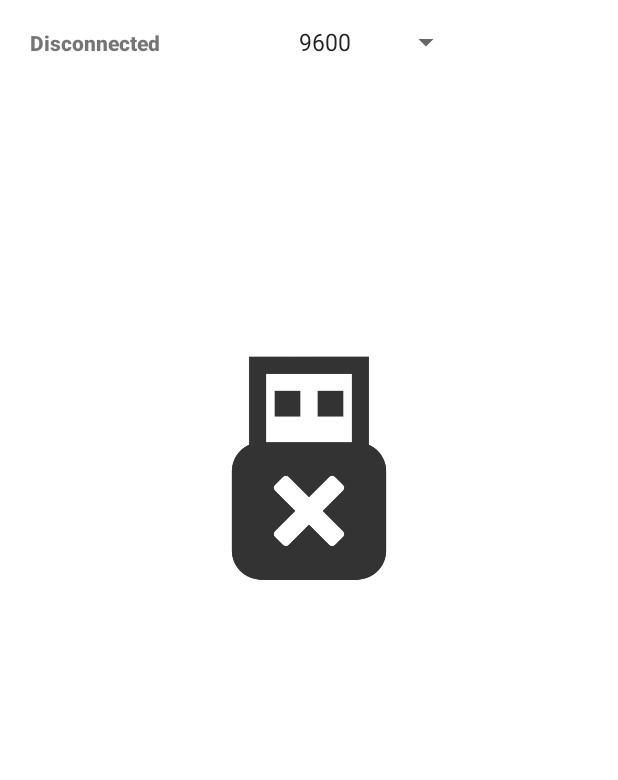
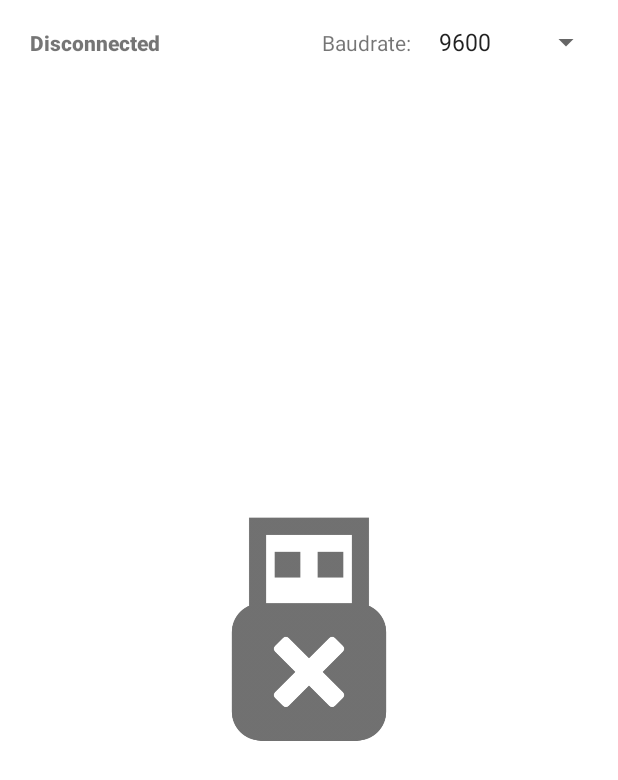
Before and after one commit to jagerlipton/BGAProfileSaver, an Android app: the screen it shows after launch (MainActivity), on a phone screen of 412 x 824 dp. Shown: the top 780 px of the screen. Run offline under Robolectric (Android 15) with nearby library versions, the phone set to English and light mode, and no system bars; libraries missing offline, so code that uses them is left out: com.felhr.usbserial; 1 statement that could not run was skipped.

Commit message:
edit5
вроде почти работает, добавлен прогрессбар.

```diff
--- a/app/src/main/java/com/jagerlipton/bgaprofilesaver/App.java
+++ b/app/src/main/java/com/jagerlipton/bgaprofilesaver/App.java
@@ -2,6 +2,7 @@ package com.jagerlipton.bgaprofilesaver;
 
 import android.app.Application;
 
+import androidx.lifecycle.LiveData;
 import androidx.lifecycle.MutableLiveData;
 
 import java.util.ArrayList;
@@ -17,18 +18,42 @@ public class App extends Application {
 
 
 //------------------------------------------------------------------------------------
+   // state Connection
+    private static MutableLiveData<Boolean> portState = new MutableLiveData<>(false);
 
-    private static MutableLiveData<Boolean> portConnected = new MutableLiveData<>(false);
-
-    public static MutableLiveData<Boolean> getPortStatus() {
-        return portConnected;
+    public static MutableLiveData<Boolean> isPortState() {
+        return portState;
     }
 
-    public static void setPortStatus(Boolean status) {
-        App.portConnected.postValue(status);
+    public static void setPortState(Boolean status) {
+        App.portState.postValue(status);
     }
 
 //------------------------------------------------------------------------------------
+    // state  1 - Clear; 2 - wait data; 3 - Fully views
+    private static MutableLiveData<Integer> screenState = new MutableLiveData<Integer>(1);
+
+    public static LiveData<Integer> getScreenState() {
+        return screenState;
+    }
+
+    public static void setScreenState(Integer status) {
+        App.screenState.postValue(status);
+    }
+
+//------------------------------------------------------------------------------------
+    // state Valid/Invalid editTexts
+    private static MutableLiveData<Boolean> validValuesState = new MutableLiveData<>(false);
+
+    public static MutableLiveData<Boolean> isValidValuesState() {
+        return validValuesState;
+    }
+
+    public static void setValidValues(Boolean validValues) {
+        App.validValuesState.postValue(validValues);
+    }
+//------------------------------------------------------------------------------------
+
 
     private static MutableLiveData<Integer> baudrateIndex = new MutableLiveData<>(0);
 
@@ -61,21 +86,15 @@ public class App extends Application {
         inputList.postValue(clearList);
     }
 
-//------------------------------------------------------------------------------------
+    public static void addLines (ArrayList<InputClass> inputList) {
+        inputList.addAll(inputList);
 
-    private static MutableLiveData<Boolean> isValidValues = new MutableLiveData<>(false);
 
-    public static MutableLiveData<Boolean> getValidValues() {
-        return isValidValues;
     }
 
-    public static void setValidValues(Boolean validValues) {
-        App.isValidValues.postValue(validValues);
-    }
-//------------------------------------------------------------------------------------
-
-    public static Boolean isCanceled = false;
 
 //------------------------------------------------------------------------------------
 
+
+
 }
--- a/app/src/main/java/com/jagerlipton/bgaprofilesaver/ListAdapter.java
+++ b/app/src/main/java/com/jagerlipton/bgaprofilesaver/ListAdapter.java
@@ -36,9 +36,9 @@ public class ListAdapter  extends RecyclerView.Adapter<ListHolder> {
     public void onBindViewHolder(ListHolder holder, int position) {
          holder.mCounter.setText(mInputArrayList.get(position).getId().toString());
          holder.mKey.setText(mInputArrayList.get(position).getKeyName());
-
          holder.mValue.setTag(position);
          holder.mValue.setText(mInputArrayList.get(position).getValueName());
+         //TODO сделать нормальный бинд в холдере, убрать паблики
     }
 
     @Override
--- a/app/src/main/java/com/jagerlipton/bgaprofilesaver/ListHolder.java
+++ b/app/src/main/java/com/jagerlipton/bgaprofilesaver/ListHolder.java
@@ -69,7 +69,7 @@ public class ListHolder extends RecyclerView.ViewHolder {
         }
     }
 
-    public void validationList() {
+    private void validationList() {
         if (ListAdapter.validationSet.isEmpty()) App.setValidValues(true);
         else App.setValidValues(false);
     }
--- a/app/src/main/java/com/jagerlipton/bgaprofilesaver/MainActivity.java
+++ b/app/src/main/java/com/jagerlipton/bgaprofilesaver/MainActivity.java
@@ -14,6 +14,8 @@ import android.view.View;
 import android.widget.AdapterView;
 import android.widget.Button;
 import android.widget.ImageView;
+import android.widget.ProgressBar;
+import android.widget.ScrollView;
 import android.widget.Spinner;
 import android.widget.TextView;
 import android.widget.Toast;
@@ -40,6 +42,8 @@ public class MainActivity extends AppCompatActivity {
     private UsbService usbService;
     private static ImageView mImageView;
     private static RecyclerView mRecycler;
+    private static ScrollView mScrollView;
+    private static ProgressBar mProgressBar;
 
     SharedPreferencesHelper mSharedPreferencesHelper;
     @NonNull
@@ -52,6 +56,9 @@ public class MainActivity extends AppCompatActivity {
         getSupportActionBar().hide();
         setContentView(R.layout.activity_main);
 
+        Log.d("ololo", "активити create");
+
+        //TODO сделать viewbinding
         mSharedPreferencesHelper = new SharedPreferencesHelper(this);
 
         mUARTTextview = (TextView) findViewById(R.id.UARTTextview);
@@ -62,16 +69,19 @@ public class MainActivity extends AppCompatActivity {
         mCancelButton = (Button) findViewById(R.id.cancelButton);
         mSpeedSpinner = (Spinner) findViewById(R.id.speedSpinner);
         mImageView = (ImageView) findViewById(R.id.bgImageView);
+        mScrollView = (ScrollView) findViewById(R.id.scrollView);
+        mProgressBar = (ProgressBar) findViewById(R.id.progressBar);
 
         mRecycler = (RecyclerView) findViewById(R.id.recycler);
         mRecycler.setLayoutManager(new LinearLayoutManager(this));
         mRecycler.setAdapter(mListAdapter);
+
         DividerItemDecoration divider = new DividerItemDecoration(mRecycler.getContext(), DividerItemDecoration.VERTICAL);
         divider.setDrawable(ContextCompat.getDrawable(getBaseContext(), R.drawable.separator));
         mRecycler.addItemDecoration(divider);
 
-
-        App.getPortStatus().observe(this, new Observer<Boolean>() {
+// TODO сделать отдельный обсервер на старт стоп
+        App.isPortState().observe(this, new Observer<Boolean>() {
             @Override
             public void onChanged(Boolean value) {
                 if (value) onConnectControl();
@@ -79,21 +89,28 @@ public class MainActivity extends AppCompatActivity {
             }
         });
 
+        App.getScreenState().observe(this, new Observer<Integer>() {
+            @Override
+            public void onChanged(Integer integer) {
+               Log.d("ololo", String.valueOf(integer));
+
+                if (integer==1) onClearState();
+                if (integer==2) onImport();
+                if (integer==3) onFullState();
+            }
+    });
+
+
         App.inputList.observe(this, new Observer<ArrayList<InputClass>>() {
             @Override
             public void onChanged(ArrayList<InputClass> inputClasses) {
-                if (!App.isCanceled) {
+
                     mListAdapter.addData(inputClasses);
-                    visibleControlButton();
-                }
-                if (App.isCanceled) {
-                    mListAdapter.addData(inputClasses);
-                    invisibleControlButton();
-                }
+                   if (App.getScreenState().getValue()==2) App.setScreenState(3);
             }
         });
 
-        App.getValidValues().observe(this, new Observer<Boolean>() {
+        App.isValidValuesState().observe(this, new Observer<Boolean>() {
             @Override
             public void onChanged(Boolean value) {
                 if (value) enableControlButton();
@@ -124,9 +141,10 @@ public class MainActivity extends AppCompatActivity {
             @Override
             public void onClick(View v) {
                 String data = "COMMAND_GET_PROFILE";
+
                 if (usbService != null) {
+                    App.setScreenState(2);
                     usbService.write(data.getBytes());
-                    App.isCanceled=false;
                 }
             }
         });
@@ -138,6 +156,7 @@ public class MainActivity extends AppCompatActivity {
                 String data = List2Short();
                 if (usbService != null) {
                     usbService.write(data.getBytes());
+                    Log.d("ololo",data);
                 }
             }
         });
@@ -166,8 +185,9 @@ public class MainActivity extends AppCompatActivity {
         mCancelButton.setOnClickListener(new View.OnClickListener() {
             @Override
             public void onClick(View v) {
-              App.isCanceled=true;
-              App.clearList();
+                App.setScreenState(1);
+                App.clearList();
+
             }
         });
     }
@@ -177,7 +197,8 @@ public class MainActivity extends AppCompatActivity {
 
         for (int i = 0; i < ListAdapter.mInputArrayList.size(); i++) {
             data = data.concat(ListAdapter.mInputArrayList.get(i).getValueName());
-            if (i < ListAdapter.mInputArrayList.size() - 1) data = data.concat(",");
+         //   if (i < ListAdapter.mInputArrayList.size() - 1)
+              data = data.concat(",");
         }
         return data;
     }
@@ -208,6 +229,7 @@ public class MainActivity extends AppCompatActivity {
     @Override
     public void onResume() {
         super.onResume();
+        Log.d("ololo", "активити resume");
         setFilters();  // Start listening notifications from UsbService
         startService(UsbService.class, usbConnection, null);
     }
@@ -215,8 +237,27 @@ public class MainActivity extends AppCompatActivity {
     @Override
     public void onPause() {
         super.onPause();
+        Log.d("ololo", "активити pause");
         unregisterReceiver(mUsbReceiver);
         unbindService(usbConnection);
+    }
+
+    @Override
+    protected void onStart() {
+        super.onStart();
+        Log.d("ololo", "активити start");
+    }
+
+    @Override
+    protected void onStop() {
+        super.onStop();
+        Log.d("ololo", "активити stop");
+    }
+
+    @Override
+    protected void onDestroy() {
+        super.onDestroy();
+        Log.d("ololo", "активити destroy");
     }
 
     private void startService(Class<?> service, ServiceConnection serviceConnection, Bundle extras) {
@@ -257,40 +298,45 @@ public class MainActivity extends AppCompatActivity {
         mSaveButton.setEnabled(true);
     }
 
-    private static void invisibleControlButton() {
+    private static void onClearState() {
+        mImportButton.setVisibility(View.VISIBLE);
+        mRecycler.setVisibility(View.GONE);
         mExportJSONButton.setVisibility(View.GONE);
         mExportShortButton.setVisibility(View.GONE);
         mCancelButton.setVisibility(View.GONE);
         mSaveButton.setVisibility(View.GONE);
-        mRecycler.setVisibility(View.GONE);
-        mImportButton.setVisibility(View.VISIBLE);
         mImageView.setVisibility(View.VISIBLE);
     }
+    private static void onImport() {
+        mImportButton.setEnabled(false);
+        mProgressBar.setVisibility(View.VISIBLE);
 
-    private static void visibleControlButton() {
+    }
+
+    private static void onFullState() {
+        mImportButton.setEnabled(true);
+        mImportButton.setVisibility(View.GONE);
+        mRecycler.setVisibility(View.VISIBLE);
         mExportJSONButton.setVisibility(View.VISIBLE);
         mExportShortButton.setVisibility(View.VISIBLE);
         mCancelButton.setVisibility(View.VISIBLE);
         mSaveButton.setVisibility(View.VISIBLE);
-        mRecycler.setVisibility(View.VISIBLE);
-        mImportButton.setVisibility(View.GONE);
         mImageView.setVisibility(View.GONE);
-
+        mProgressBar.setVisibility(View.GONE);
     }
-
 
     private void onConnectControl() {
         mUARTTextview.setText(R.string.label_connected);
-        mImportButton.setVisibility(View.VISIBLE);
         mSpeedSpinner.setEnabled(false);
         mImageView.setImageResource(R.drawable.usb_online);
+        mScrollView.setVisibility(View.VISIBLE);
     }
 
     private void onDisconnectControl() {
         mUARTTextview.setText(R.string.label_disconnected);
-        mImportButton.setVisibility(View.GONE);
         mSpeedSpinner.setEnabled(true);
         mImageView.setImageResource(R.drawable.usb_offline);
+        mScrollView.setVisibility(View.GONE);
     }
 
 
--- a/app/src/main/res/layout/activity_main.xml
+++ b/app/src/main/res/layout/activity_main.xml
@@ -14,6 +14,7 @@
         app:layout_constraintBottom_toBottomOf="parent"
         app:layout_constraintGuide_begin="?android:attr/actionBarSize" />
 
+
     <TextView
         android:id="@+id/UARTTextview"
         android:layout_width="wrap_content"
@@ -23,18 +24,62 @@
         app:layout_constraintBottom_toTopOf="@+id/topGuideline"
         app:layout_constraintStart_toStartOf="parent"
         app:layout_constraintTop_toTopOf="parent" />
+    <TextView
+        android:id="@+id/labelSpinnerTextview"
+        android:layout_width="wrap_content"
+        android:layout_height="wrap_content"
+        android:text="@string/baudrate"
+        android:layout_marginEnd="10dp"
+        app:layout_constraintBottom_toTopOf="@+id/topGuideline"
+        app:layout_constraintEnd_toEndOf="parent"
+        app:layout_constraintStart_toEndOf="@+id/UARTTextview"
+        app:layout_constraintTop_toTopOf="parent"
+        />
 
     <Spinner
         android:id="@+id/speedSpinner"
         android:layout_width="wrap_content"
         android:layout_height="wrap_content"
+        android:layout_marginStart="20dp"
         android:entries="@array/speed"
         app:layout_constraintBottom_toTopOf="@+id/topGuideline"
         app:layout_constraintEnd_toEndOf="parent"
-        app:layout_constraintStart_toEndOf="@+id/UARTTextview"
-        app:layout_constraintTop_toTopOf="parent" />
+        app:layout_constraintStart_toEndOf="@+id/labelSpinnerTextview"
+        app:layout_constraintTop_toTopOf="parent"
+        />
+
+        <ImageView
+            android:id="@+id/bgImageView"
+            android:layout_width="wrap_content"
+            android:layout_height="wrap_content"
+            android:scaleType="centerInside"
+            android:scaleX="0.4"
+            android:scaleY="0.4"
+            android:alpha="0.7"
+            android:layout_gravity="center"
+            android:visibility="visible"
+            app:layout_constraintStart_toStartOf="parent"
+            app:layout_constraintEnd_toEndOf="parent"
+            app:layout_constraintTop_toBottomOf="@+id/topGuideline"
+            app:layout_constraintBottom_toTopOf="@+id/bottomGuideline"
+            />
+
+    <ProgressBar
+        android:id="@+id/progressBar"
+        android:visibility="invisible"
+        android:layout_width="wrap_content"
+        android:layout_height="wrap_content"
+        app:layout_constraintStart_toStartOf="parent"
+        app:layout_constraintEnd_toEndOf="parent"
+        app:layout_constraintTop_toBottomOf="@+id/topGuideline"
+        app:layout_constraintBottom_toTopOf="@+id/bottomGuideline"
+
+
+        />
+
 
     <ScrollView
+       android:id="@+id/scrollView"
         android:layout_width="0dp"
         android:layout_height="0dp"
         app:layout_constraintBottom_toTopOf="@+id/bottomGuideline"
@@ -54,19 +99,9 @@
                 android:layout_height="wrap_content"
                 android:layout_gravity="center"
                 android:text="@string/load_profile"
-                android:visibility="visible" />
+                android:visibility="gone" />
 
 
-            <ImageView
-                android:id="@+id/bgImageView"
-                android:layout_width="wrap_content"
-                android:layout_height="wrap_content"
-                android:scaleType="centerInside"
-                android:scaleX="0.4"
-                android:scaleY="0.4"
-                android:layout_gravity="center"
-                android:visibility="visible"
-                />
 
 
             <androidx.recyclerview.widget.RecyclerView
--- a/app/src/main/res/values/strings.xml
+++ b/app/src/main/res/values/strings.xml
@@ -13,6 +13,7 @@
     <string name="noUSB">No USB connected</string>
     <string name="USBdisconnected">USB disconnected</string>
     <string name="USBnotsupported">USB device not supported</string>
+    <string name="baudrate">Baudrate:</string>
 
 
     <string-array name="speed">
```
Also changed, not shown: app/src/main/java/com/jagerlipton/bgaprofilesaver/UsbService.java (+21 -9 lines).
